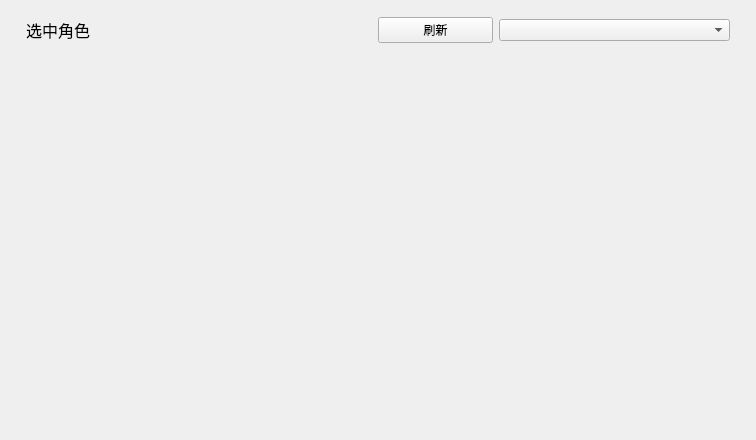
Before: the Qt Designer form windows/setting/child/settingchild_char.ui in Zao-chen/ZcChat2, drawn with Qt 5.
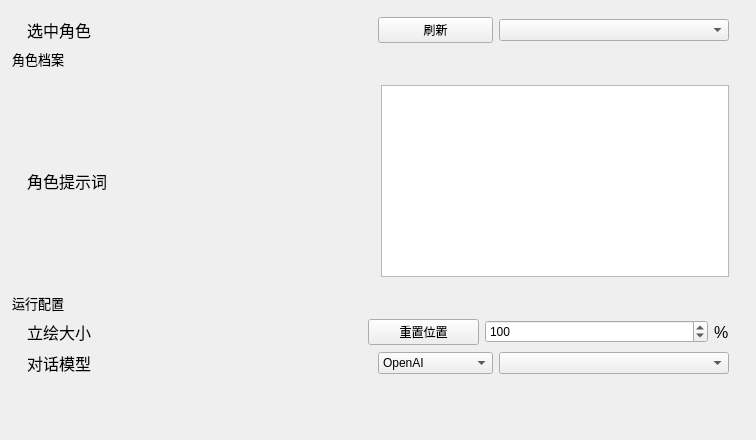
After: the same form once the commit is applied. Custom widgets are drawn as their Qt base class.

Commit message:
feat: 完成角色的各种设置和保存功能 (#11)
* feat(char): 角色配置的设置和保存

* test

* feat(charconfig): 立绘大小设置

* feat(char): 角色的各种设置完成

```diff
--- a/windows/setting/child/settingchild_char.ui
+++ b/windows/setting/child/settingchild_char.ui
@@ -14,6 +14,12 @@
    <string>Form</string>
   </property>
   <layout class="QVBoxLayout" name="verticalLayout">
+   <property name="leftMargin">
+    <number>12</number>
+   </property>
+   <property name="rightMargin">
+    <number>12</number>
+   </property>
    <item>
     <widget class="ElaBreadcrumbBar" name="BreadcrumbBar" native="true">
      <property name="font">
@@ -58,7 +64,342 @@
        </widget>
       </item>
       <item>
-       <widget class="ElaComboBox" name="comboBox_CharList"/>
+       <widget class="ElaComboBox" name="comboBox_CharList">
+        <property name="styleSheet">
+         <string notr="true">/* 去除滚动条的边框和背景 */
+QScrollBar:vertical {
+    border: none;              /* 去除边框 */
+    background: transparent;   /* 背景透明 */
+    width: 8px;                /* 设置滚动条的宽度 */
+}
+
+QScrollBar::handle:vertical {
+    background: rgba(136, 136, 136, 0.5);
+    border-radius: 4px;
+}
+
+
+/* 滑块悬停时的颜色变化 */
+QScrollBar::handle:vertical:hover {
+    background: rgba(136, 136, 136, 0.8);  /* 滑块悬停时的颜色 */
+}
+
+/* 去除滚动条上下箭头按钮 */
+QScrollBar::add-line:vertical, QScrollBar::sub-line:vertical {
+    background: transparent; /* 去除上下箭头 */
+    border: none;             /* 去除箭头边框 */
+    height: 0px;              /* 强制去除箭头按钮 */
+}
+
+/* 滚动条轨道样式 */
+QScrollBar::groove:vertical {
+    background: transparent;   /* 设置轨道背景为透明 */
+    border: none;               /* 去除轨道的边框 */
+    width: 8px;                 /* 设置轨道的宽度 */
+}
+
+/* 设置滚动条范围变化时的显示效果 */
+QScrollBar:vertical:disabled {
+    background: transparent;  /* 禁用时的背景色透明 */
+    border: none;              /* 禁用时的边框 */
+}
+</string>
+        </property>
+       </widget>
+      </item>
+     </layout>
+    </widget>
+   </item>
+   <item>
+    <widget class="ElaText" name="label_5">
+     <property name="font">
+      <font>
+       <pointsize>10</pointsize>
+      </font>
+     </property>
+     <property name="text">
+      <string>角色档案</string>
+     </property>
+    </widget>
+   </item>
+   <item>
+    <widget class="ElaScrollPageArea" name="widget_CharPrompt" native="true">
+     <layout class="QHBoxLayout" name="horizontalLayout_5" stretch="1,1">
+      <property name="leftMargin">
+       <number>15</number>
+      </property>
+      <property name="topMargin">
+       <number>10</number>
+      </property>
+      <property name="rightMargin">
+       <number>15</number>
+      </property>
+      <property name="bottomMargin">
+       <number>10</number>
+      </property>
+      <item>
+       <widget class="ElaText" name="label_7">
+        <property name="font">
+         <font>
+          <pointsize>12</pointsize>
+         </font>
+        </property>
+        <property name="text">
+         <string>角色提示词</string>
+        </property>
+       </widget>
+      </item>
+      <item>
+       <widget class="ElaPlainTextEdit" name="plainTextEdit_CharPrompt">
+        <property name="sizePolicy">
+         <sizepolicy hsizetype="Preferred" vsizetype="Minimum">
+          <horstretch>0</horstretch>
+          <verstretch>0</verstretch>
+         </sizepolicy>
+        </property>
+        <property name="styleSheet">
+         <string notr="true">/* 去除滚动条的边框和背景 */
+QScrollBar:vertical {
+    border: none;              /* 去除边框 */
+    background: transparent;   /* 背景透明 */
+    width: 8px;                /* 设置滚动条的宽度 */
+}
+
+QScrollBar::handle:vertical {
+    background: rgba(136, 136, 136, 0.5);
+    border-radius: 4px;
+}
+
+
+/* 滑块悬停时的颜色变化 */
+QScrollBar::handle:vertical:hover {
+    background: rgba(136, 136, 136, 0.8);  /* 滑块悬停时的颜色 */
+}
+
+/* 去除滚动条上下箭头按钮 */
+QScrollBar::add-line:vertical, QScrollBar::sub-line:vertical {
+    background: transparent; /* 去除上下箭头 */
+    border: none;             /* 去除箭头边框 */
+    height: 0px;              /* 强制去除箭头按钮 */
+}
+
+/* 滚动条轨道样式 */
+QScrollBar::groove:vertical {
+    background: transparent;   /* 设置轨道背景为透明 */
+    border: none;               /* 去除轨道的边框 */
+    width: 8px;                 /* 设置轨道的宽度 */
+}
+
+/* 设置滚动条范围变化时的显示效果 */
+QScrollBar:vertical:disabled {
+    background: transparent;  /* 禁用时的背景色透明 */
+    border: none;              /* 禁用时的边框 */
+}
+</string>
+        </property>
+       </widget>
+      </item>
+     </layout>
+    </widget>
+   </item>
+   <item>
+    <widget class="ElaText" name="label_4">
+     <property name="font">
+      <font>
+       <pointsize>10</pointsize>
+      </font>
+     </property>
+     <property name="text">
+      <string>运行配置</string>
+     </property>
+    </widget>
+   </item>
+   <item>
+    <widget class="ElaScrollPageArea" name="widget_ApiKey_2" native="true">
+     <layout class="QHBoxLayout" name="horizontalLayout_3" stretch="3,1,2,0">
+      <property name="leftMargin">
+       <number>15</number>
+      </property>
+      <property name="topMargin">
+       <number>0</number>
+      </property>
+      <property name="rightMargin">
+       <number>15</number>
+      </property>
+      <property name="bottomMargin">
+       <number>0</number>
+      </property>
+      <item>
+       <widget class="ElaText" name="label_3">
+        <property name="font">
+         <font>
+          <pointsize>12</pointsize>
+         </font>
+        </property>
+        <property name="text">
+         <string>立绘大小</string>
+        </property>
+       </widget>
+      </item>
+      <item>
+       <widget class="ElaPushButton" name="pushButton_ResetTachieLoc">
+        <property name="text">
+         <string>重置位置</string>
+        </property>
+       </widget>
+      </item>
+      <item>
+       <widget class="ElaSpinBox" name="spinBox_TachieSize">
+        <property name="minimum">
+         <number>1</number>
+        </property>
+        <property name="maximum">
+         <number>1000</number>
+        </property>
+        <property name="value">
+         <number>100</number>
+        </property>
+       </widget>
+      </item>
+      <item>
+       <widget class="ElaText" name="label">
+        <property name="font">
+         <font>
+          <pointsize>12</pointsize>
+         </font>
+        </property>
+        <property name="text">
+         <string>%</string>
+        </property>
+       </widget>
+      </item>
+     </layout>
+    </widget>
+   </item>
+   <item>
+    <widget class="ElaScrollPageArea" name="widget_ApiKey_3" native="true">
+     <layout class="QHBoxLayout" name="horizontalLayout_4" stretch="3,1,2">
+      <property name="leftMargin">
+       <number>15</number>
+      </property>
+      <property name="topMargin">
+       <number>0</number>
+      </property>
+      <property name="rightMargin">
+       <number>15</number>
+      </property>
+      <property name="bottomMargin">
+       <number>0</number>
+      </property>
+      <item>
+       <widget class="ElaText" name="label_6">
+        <property name="font">
+         <font>
+          <pointsize>12</pointsize>
+         </font>
+        </property>
+        <property name="text">
+         <string>对话模型</string>
+        </property>
+       </widget>
+      </item>
+      <item>
+       <widget class="ElaComboBox" name="comboBox_ServerSelect">
+        <property name="styleSheet">
+         <string notr="true">/* 去除滚动条的边框和背景 */
+QScrollBar:vertical {
+    border: none;              /* 去除边框 */
+    background: transparent;   /* 背景透明 */
+    width: 8px;                /* 设置滚动条的宽度 */
+}
+
+QScrollBar::handle:vertical {
+    background: rgba(136, 136, 136, 0.5);
+    border-radius: 4px;
+}
+
+
+/* 滑块悬停时的颜色变化 */
+QScrollBar::handle:vertical:hover {
+    background: rgba(136, 136, 136, 0.8);  /* 滑块悬停时的颜色 */
+}
+
+/* 去除滚动条上下箭头按钮 */
+QScrollBar::add-line:vertical, QScrollBar::sub-line:vertical {
+    background: transparent; /* 去除上下箭头 */
+    border: none;             /* 去除箭头边框 */
+    height: 0px;              /* 强制去除箭头按钮 */
+}
+
+/* 滚动条轨道样式 */
+QScrollBar::groove:vertical {
+    background: transparent;   /* 设置轨道背景为透明 */
+    border: none;               /* 去除轨道的边框 */
+    width: 8px;                 /* 设置轨道的宽度 */
+}
+
+/* 设置滚动条范围变化时的显示效果 */
+QScrollBar:vertical:disabled {
+    background: transparent;  /* 禁用时的背景色透明 */
+    border: none;              /* 禁用时的边框 */
+}
+</string>
+        </property>
+        <item>
+         <property name="text">
+          <string>OpenAI</string>
+         </property>
+        </item>
+        <item>
+         <property name="text">
+          <string>DeepSeek</string>
+         </property>
+        </item>
+       </widget>
+      </item>
+      <item>
+       <widget class="ElaComboBox" name="comboBox_ModelSelect">
+        <property name="styleSheet">
+         <string notr="true">/* 去除滚动条的边框和背景 */
+QScrollBar:vertical {
+    border: none;              /* 去除边框 */
+    background: transparent;   /* 背景透明 */
+    width: 8px;                /* 设置滚动条的宽度 */
+}
+
+QScrollBar::handle:vertical {
+    background: rgba(136, 136, 136, 0.5);
+    border-radius: 4px;
+}
+
+
+/* 滑块悬停时的颜色变化 */
+QScrollBar::handle:vertical:hover {
+    background: rgba(136, 136, 136, 0.8);  /* 滑块悬停时的颜色 */
+}
+
+/* 去除滚动条上下箭头按钮 */
+QScrollBar::add-line:vertical, QScrollBar::sub-line:vertical {
+    background: transparent; /* 去除上下箭头 */
+    border: none;             /* 去除箭头边框 */
+    height: 0px;              /* 强制去除箭头按钮 */
+}
+
+/* 滚动条轨道样式 */
+QScrollBar::groove:vertical {
+    background: transparent;   /* 设置轨道背景为透明 */
+    border: none;               /* 去除轨道的边框 */
+    width: 8px;                 /* 设置轨道的宽度 */
+}
+
+/* 设置滚动条范围变化时的显示效果 */
+QScrollBar:vertical:disabled {
+    background: transparent;  /* 禁用时的背景色透明 */
+    border: none;              /* 禁用时的边框 */
+}
+</string>
+        </property>
+       </widget>
       </item>
      </layout>
     </widget>
@@ -106,6 +447,16 @@
    <extends>QComboBox</extends>
    <header location="global">elacombobox.h</header>
   </customwidget>
+  <customwidget>
+   <class>ElaSpinBox</class>
+   <extends>QSpinBox</extends>
+   <header location="global">elaspinbox.h</header>
+  </customwidget>
+  <customwidget>
+   <class>ElaPlainTextEdit</class>
+   <extends>QPlainTextEdit</extends>
+   <header location="global">elaplaintextedit.h</header>
+  </customwidget>
  </customwidgets>
  <resources/>
  <connections/>
```
Left out of the diff: 2 changed lines with no effect on the pictures. The commit also changes 11 other files.
